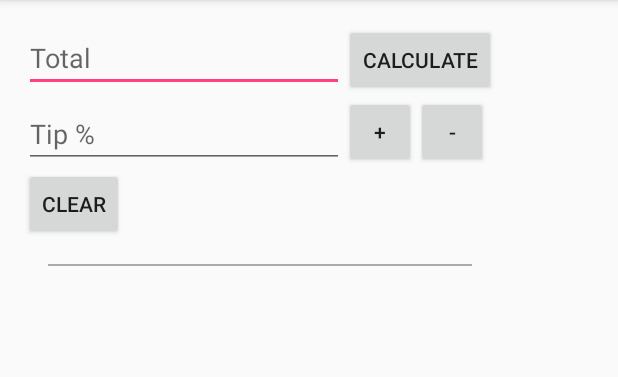
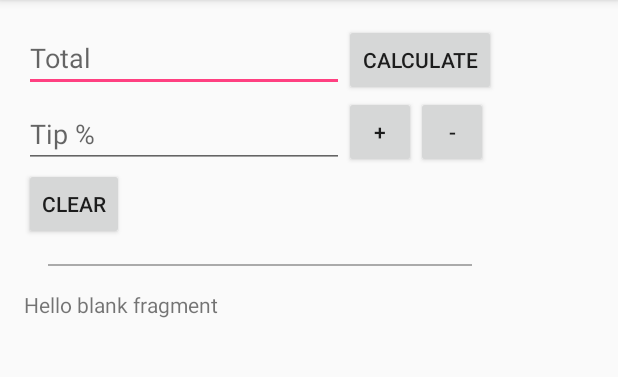
Before and after one commit to marcosmercuri/TipCalc, an Android app: the screen it shows after launch (MainActivity), on a phone screen of 412 x 824 dp, the part 84-461 px from its top. Run offline under Robolectric (Android 15) with nearby library versions, the phone set to English and light mode, and no system bars; our stand-ins replace ButterKnife.

Commit message:
First version of the history list fragment

```diff
--- a/app/src/main/AndroidManifest.xml
+++ b/app/src/main/AndroidManifest.xml
@@ -9,7 +9,7 @@
           android:name=".TipCalcApplication"
           android:supportsRtl="true"
           android:theme="@style/AppTheme">
-        <activity android:name=".MainActivity">
+        <activity android:name=".activities.MainActivity">
             <intent-filter>
                 <action android:name="android.intent.action.MAIN" />
 
--- a/app/src/main/java/course/com/tipcalc/MainActivity.java
+++ b/app/src/main/java/course/com/tipcalc/activities/MainActivity.java
@@ -1,4 +1,4 @@
-package course.com.tipcalc;
+package course.com.tipcalc.activities;
 
 import android.content.Context;
 import android.content.Intent;
@@ -17,6 +17,10 @@ import android.widget.TextView;
 import butterknife.Bind;
 import butterknife.ButterKnife;
 import butterknife.OnClick;
+import course.com.tipcalc.R;
+import course.com.tipcalc.TipCalcApplication;
+import course.com.tipcalc.fragments.TipHistoryListFragment;
+import course.com.tipcalc.fragments.TipHistoryListFragmentListener;
 
 public class MainActivity extends AppCompatActivity {
     private static final int TIP_STEP_CHANGE = 1;
@@ -37,11 +41,18 @@ public class MainActivity extends AppCompatActivity {
     @Bind(R.id.txtTip)
     TextView txtTip;
 
+    TipHistoryListFragmentListener fragmentListener;
+
     @Override
     protected void onCreate(Bundle savedInstanceState) {
         super.onCreate(savedInstanceState);
         setContentView(R.layout.activity_main);
         ButterKnife.bind(this);
+
+        TipHistoryListFragment fragment =
+                (TipHistoryListFragment) getSupportFragmentManager().findFragmentById(R.id.fragmentList);
+        fragment.setRetainInstance(true);
+        fragmentListener = fragment;
     }
 
     @Override
@@ -75,8 +86,13 @@ public class MainActivity extends AppCompatActivity {
         String totalInputString = inputBill.getText().toString().trim();
         if ( ! totalInputString.isEmpty()) {
             double tip = calculatePercentage(totalInputString);
+            showTipInFragment(tip);
             showTipInView(tip);
         }
+    }
+
+    private void showTipInFragment(double tip) {
+        fragmentListener.action(String.valueOf(tip));
     }
 
     private void showTipInView(double tip) {
--- /dev/null
+++ b/app/src/main/java/course/com/tipcalc/fragments/TipHistoryListFragment.java
@@ -0,0 +1,36 @@
+package course.com.tipcalc.fragments;
+
+
+import android.os.Bundle;
+import android.support.v4.app.Fragment;
+import android.view.LayoutInflater;
+import android.view.View;
+import android.view.ViewGroup;
+import android.widget.Toast;
+
+import course.com.tipcalc.R;
+
+
+/**
+ * A simple {@link Fragment} subclass.
+ */
+public class TipHistoryListFragment extends Fragment implements TipHistoryListFragmentListener{
+
+
+    public TipHistoryListFragment() {
+        // Required empty public constructor
+    }
+
+
+    @Override
+    public View onCreateView(LayoutInflater inflater, ViewGroup container,
+                             Bundle savedInstanceState) {
+        // Inflate the layout for this fragment
+        return inflater.inflate(R.layout.fragment_tip_history_list, container, false);
+    }
+
+    @Override
+    public void action(String str) {
+        Toast.makeText(getActivity(), str, Toast.LENGTH_SHORT).show();
+    }
+}
--- /dev/null
+++ b/app/src/main/java/course/com/tipcalc/fragments/TipHistoryListFragmentListener.java
@@ -0,0 +1,6 @@
+package course.com.tipcalc.fragments;
+
+
+public interface TipHistoryListFragmentListener {
+    void action(String str);
+}
--- a/app/src/main/res/layout/activity_main.xml
+++ b/app/src/main/res/layout/activity_main.xml
@@ -8,7 +8,7 @@
       android:paddingRight="@dimen/activity_horizontal_margin"
       android:paddingTop="@dimen/activity_vertical_margin"
       android:paddingBottom="@dimen/activity_vertical_margin"
-      tools:context="course.com.tipcalc.MainActivity">
+      tools:context="course.com.tipcalc.activities.MainActivity">
 
     <include
         android:layout_width="match_parent"
@@ -16,4 +16,13 @@
         android:id="@+id/tipContent"
         layout="@layout/content_tip"
         />
+
+    <fragment
+        android:layout_width="match_parent"
+        android:layout_height="wrap_content"
+        android:layout_below="@id/tipContent"
+        android:id="@+id/fragmentList"
+        android:name="course.com.tipcalc.fragments.TipHistoryListFragment"
+        tools:layout="@layout/fragment_tip_history_list" />
+
 </RelativeLayout>
--- /dev/null
+++ b/app/src/main/res/layout/fragment_tip_history_list.xml
@@ -0,0 +1,13 @@
+<FrameLayout xmlns:android="http://schemas.android.com/apk/res/android"
+    xmlns:tools="http://schemas.android.com/tools"
+    android:layout_width="match_parent"
+    android:layout_height="match_parent"
+    tools:context="course.com.tipcalc.fragments.TipHistoryListFragment">
+
+    <!-- TODO: Update blank fragment layout -->
+    <TextView
+        android:layout_width="match_parent"
+        android:layout_height="match_parent"
+        android:text="@string/hello_blank_fragment" />
+
+</FrameLayout>
--- a/app/src/main/res/menu/menu_main.xml
+++ b/app/src/main/res/menu/menu_main.xml
@@ -2,7 +2,7 @@
 <menu xmlns:android="http://schemas.android.com/apk/res/android"
     xmlns:tools="http://schemas.android.com/tools"
     xmlns:app="http://schemas.android.com/apk/res-auto"
-    tools:context=".MainActivity">
+    tools:context=".activities.MainActivity">
 <item
     android:id="@+id/action_about"
     android:title="@string/main.menu.action.about"
--- a/app/src/main/res/values/strings.xml
+++ b/app/src/main/res/values/strings.xml
@@ -10,4 +10,7 @@
     <string name="main.menu.action.about">About</string>
 
     <string name="global.message.tip">Tip %,.1f</string>
+
+    <!-- TODO: Remove or change this placeholder text -->
+    <string name="hello_blank_fragment">Hello blank fragment</string>
 </resources>
```
